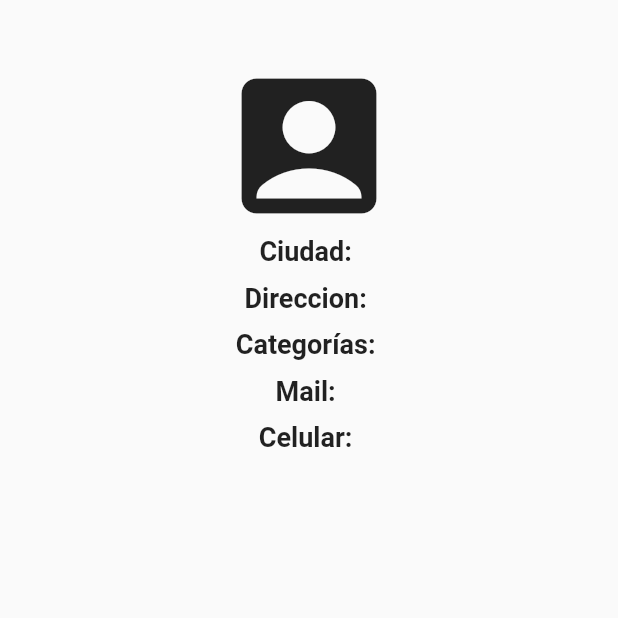
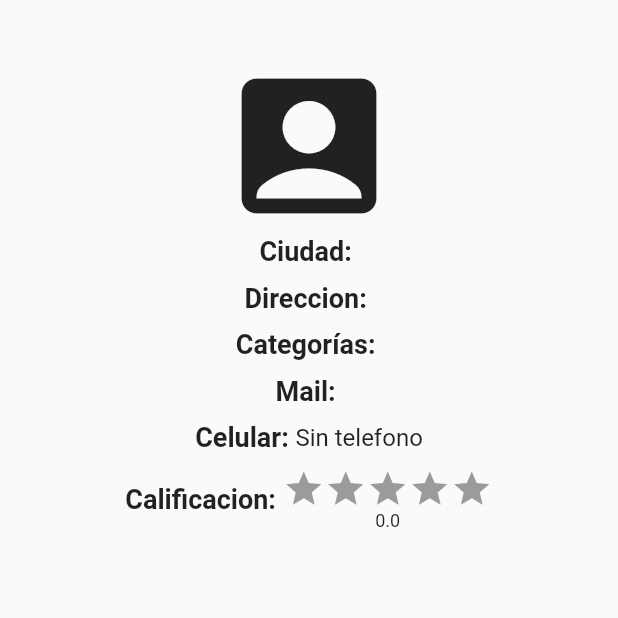
Before and after one commit to practicatto/Frontend-LP, a Flutter app: the MainContainer screen opened directly with empty values, on a phone screen of 412 x 824 dp, the top half of it. Run offline on Flutter 3.47's test engine with Material 2 defaults, Android fonts, the phone set to English and light mode, and no system bars; drawn by our look-alikes of flutter_rating_bar; our stand-ins replace flutter_secure_storage, flutter_svg; accounts and stored records are empty; network calls fail; Roboto replaces fonts that are missing (Hind).

Commit message:
Estrellas en Perfil

```diff
--- a/abonet/lib/ui/cardAbogado.dart
+++ b/abonet/lib/ui/cardAbogado.dart
@@ -48,16 +48,14 @@ class estrellas extends StatelessWidget {
     return Expanded(
         child: Container(
       alignment: Alignment.centerRight,
-      child: RatingBar.builder(
+      child: RatingBarIndicator(
         itemCount: 5,
         itemSize: 28,
-        allowHalfRating: true,
-        initialRating: star,
+        rating: star,
         itemBuilder: (context, index) => Icon(
           Icons.star,
           color: Theme.of(context).colorScheme.secondary,
         ),
-        onRatingUpdate: (value) => null,
       ),
     ));
   }
--- a/abonet/lib/widgets/abog_info.dart
+++ b/abonet/lib/widgets/abog_info.dart
@@ -1,5 +1,6 @@
 import 'package:abonet/services/api_service.dart';
 import 'package:flutter/material.dart';
+import 'package:flutter_rating_bar/flutter_rating_bar.dart';
 import 'package:provider/provider.dart';
 
 class AbogInfo extends StatelessWidget {
@@ -60,7 +61,8 @@ class MainContainer extends StatelessWidget {
         Text("${data["nombre_completo"]}",
             style: TextStyle(fontSize: 32, fontWeight: FontWeight.bold)),
         Icon(Icons.account_box, size: 120),
-        listProfAttrs(data)
+        listProfAttrs(data),
+        estrellas(data["calificacion"].toDouble())
       ])),
     );
   }
@@ -87,7 +89,7 @@ class MainContainer extends StatelessWidget {
           "Celular",
           data.containsKey("telefono") && data["telefono"].length > 0
               ? data["telefono"][0]["telefono"]
-              : ""),
+              : "Sin telefono"),
     ]);
   }
 
@@ -100,4 +102,28 @@ class MainContainer extends StatelessWidget {
           Text("$value", style: TextStyle(fontSize: 16)),
         ]));
   }
+
+  Widget estrellas(double calificacion) {
+    return Row(
+      mainAxisAlignment: MainAxisAlignment.center,
+      children: [
+        Text("Calificacion: ",
+            style: TextStyle(fontWeight: FontWeight.bold, fontSize: 18)),
+        Column(
+          children: [
+            RatingBarIndicator(
+              itemCount: 5,
+              itemSize: 28,
+              rating: calificacion,
+              itemBuilder: (context, index) => Icon(
+                Icons.star,
+                color: Theme.of(context).colorScheme.secondary,
+              ),
+            ),
+            Text(calificacion.toString(), style: TextStyle(fontSize: 12))
+          ],
+        ),
+      ],
+    );
+  }
 }
```
